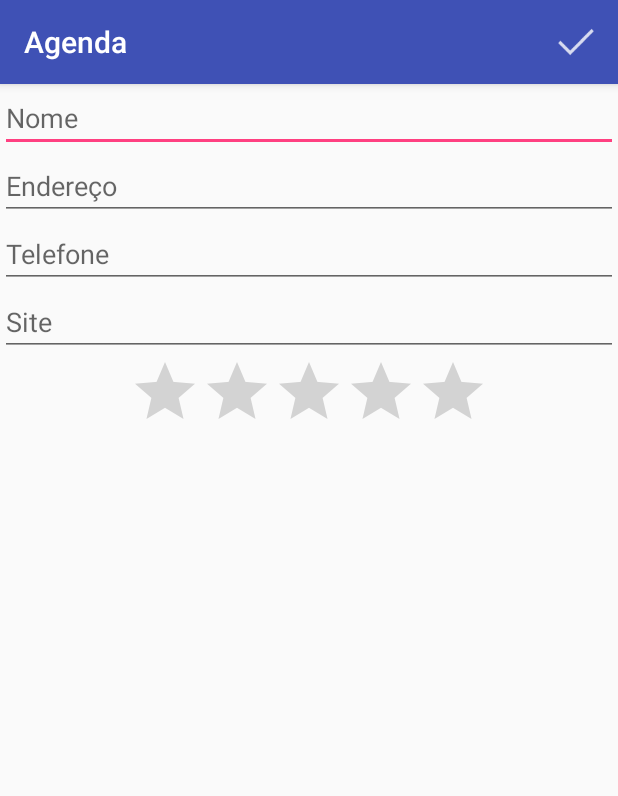
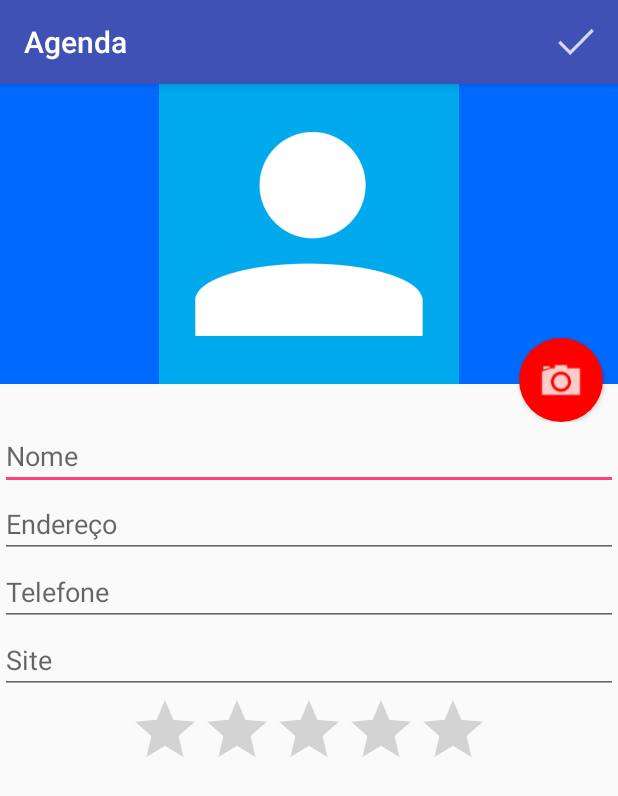
Before and after one commit to eng-renanmoura/Agenda, an Android app: the FormularioActivity screen opened directly, with no data from a screen before it, on a phone screen of 412 x 824 dp. Shown: the top 796 px of the screen. Run offline under Robolectric (Android 15) with nearby library versions, the phone set to English and light mode, and no system bars.

Commit message:
usando camera

```diff
--- a/app/src/main/java/br/com/alura/agenda/FormularioActivity.java
+++ b/app/src/main/java/br/com/alura/agenda/FormularioActivity.java
@@ -1,21 +1,32 @@
 package br.com.alura.agenda;
 
 import android.content.Intent;
+import android.graphics.Bitmap;
+import android.graphics.BitmapFactory;
+import android.net.Uri;
+import android.provider.MediaStore;
+import android.support.annotation.Nullable;
 import android.support.v7.app.AppCompatActivity;
 import android.os.Bundle;
 import android.view.Menu;
 import android.view.MenuItem;
 import android.view.View;
 import android.widget.Button;
+import android.widget.ImageView;
 import android.widget.Toast;
+
+import java.io.File;
 
 import br.com.alura.agenda.dao.AlunoDAO;
 import br.com.alura.agenda.modelo.Aluno;
 
 public class FormularioActivity extends AppCompatActivity {
 
+    public static final int CODIGO_CAMERA = 123;
     private FormularioHelper formularioHelper;
     private Aluno aluno;
+    private String caminhoFoto;
+
     @Override
     protected void onCreate(Bundle savedInstanceState) {
         super.onCreate(savedInstanceState);
@@ -27,6 +38,30 @@ public class FormularioActivity extends AppCompatActivity {
         aluno = (Aluno) intent.getSerializableExtra("aluno");
         if(aluno != null ){
             formularioHelper.preencheFormulario(aluno);
+        }
+
+        Button botaoCamera = (Button) findViewById(R.id.formulario_camera);
+        botaoCamera.setOnClickListener(new View.OnClickListener() {
+            @Override
+            public void onClick(View view) {
+                Intent vaiParaCamera = new Intent(MediaStore.ACTION_IMAGE_CAPTURE);
+                caminhoFoto = getExternalFilesDir(null) + "/" + System.currentTimeMillis() + ".jpg";
+                File foto = new File(caminhoFoto);
+                vaiParaCamera.putExtra(MediaStore.EXTRA_OUTPUT, Uri.fromFile(foto));
+                startActivityForResult(vaiParaCamera, CODIGO_CAMERA);
+            }
+        });
+
+    }
+
+    @Override
+    protected void onActivityResult(int requestCode, int resultCode, @Nullable Intent data) {
+        super.onActivityResult(requestCode, resultCode, data);
+
+        if(requestCode == CODIGO_CAMERA) {
+            if(resultCode == RESULT_OK) {
+                formularioHelper.carregaFoto(caminhoFoto);
+            }
         }
 
     }
--- /dev/null
+++ b/app/src/main/res/drawable/fundo_camera.xml
@@ -0,0 +1,15 @@
+<?xml version="1.0" encoding="utf-8"?>
+<layer-list xmlns:android="http://schemas.android.com/apk/res/android">
+    <item>
+        <shape
+            android:shape="oval">
+            <solid android:color="#ff0000"/>
+            <padding android:bottom="10dp"
+                android:right="10dp"
+                android:left="10dp"
+                android:top="10dp"/>
+
+        </shape>
+    </item>
+    <item android:drawable="@drawable/ic_camera"/>
+</layer-list>
--- a/app/src/main/res/layout/activity_formulario.xml
+++ b/app/src/main/res/layout/activity_formulario.xml
@@ -11,6 +11,27 @@
         android:layout_width="match_parent"
         android:layout_height="match_parent"
         tools:context=".FormularioActivity">
+
+        <RelativeLayout
+            android:layout_width="match_parent"
+            android:layout_height="225dp">
+            <ImageView
+                android:id="@+id/foto_aluno_form"
+                android:layout_width="match_parent"
+                android:layout_height="200dp"
+                android:background="#006aff"
+                android:src="@drawable/person"/>
+
+            <Button
+                android:id="@+id/formulario_camera"
+                android:layout_width="56dp"
+                android:layout_height="56dp"
+                android:layout_alignParentBottom="true"
+                android:layout_alignParentRight="true"
+                android:layout_marginRight="10dp"
+                android:elevation="7dp"
+                android:background="@drawable/fundo_camera"/>
+        </RelativeLayout>
 
         <EditText
             android:layout_width="match_parent"
```
Also changed, not shown: app/src/main/java/br/com/alura/agenda/FormularioHelper.java (+19 -1 lines), app/src/main/java/br/com/alura/agenda/dao/AlunoDAO.java (+19 -6 lines), app/src/main/java/br/com/alura/agenda/modelo/Aluno.java (+9 -0 lines).
